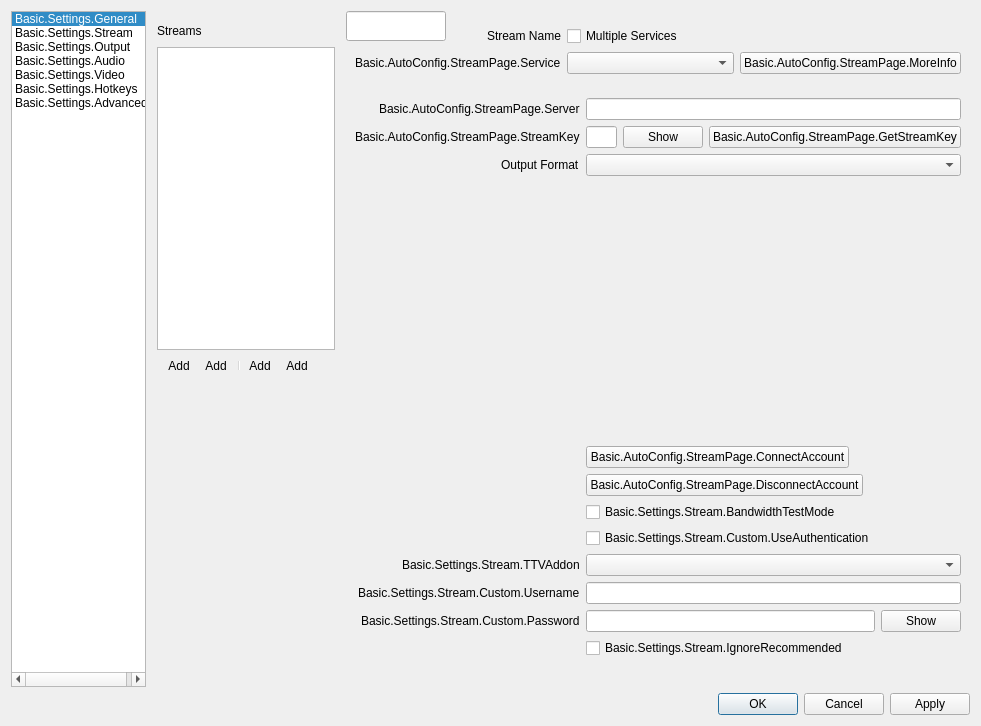
Above: UI/forms/OBSBasicSettings.ui from DDRBoxman/obs-studio before the change. Below: the same form after it.
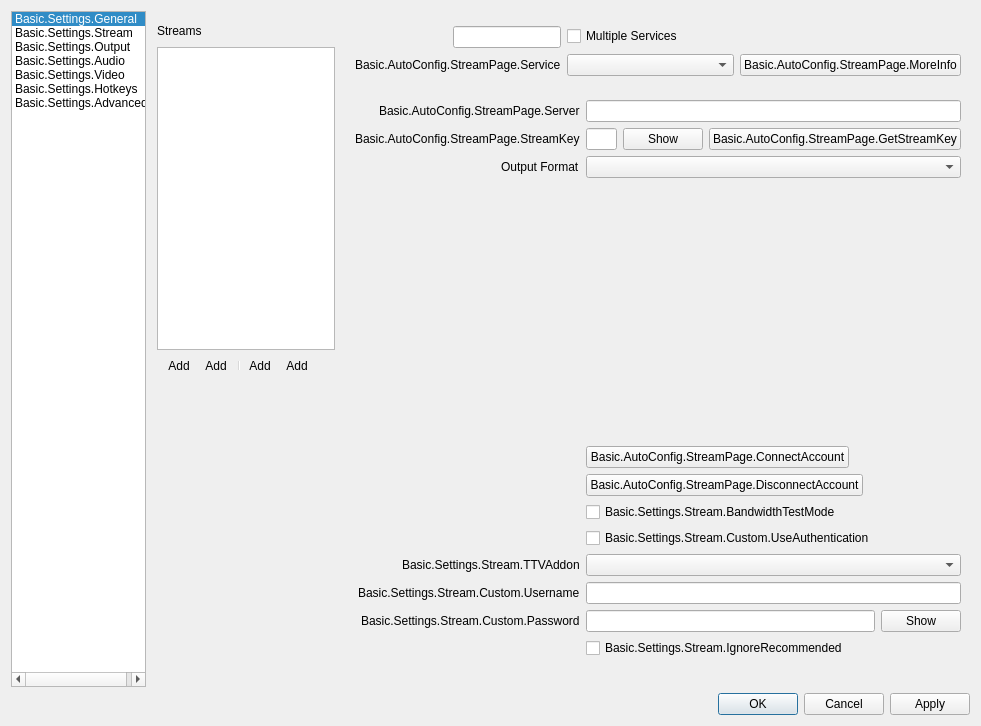
That is the form after the change. The open tabs and pages were chosen to show the change. Icons and pictures are not drawn. Custom widgets are drawn as their Qt base class.

Commit message: Hide Stream Name Labels

The edit to the form file:
```diff
--- a/UI/forms/OBSBasicSettings.ui
+++ b/UI/forms/OBSBasicSettings.ui
@@ -1013,16 +1013,6 @@
              </spacer>
             </item>
             <item row="3" column="0">
-             <widget class="QLabel" name="label_45">
-              <property name="text">
-               <string>Stream Name</string>
-              </property>
-              <property name="visible">
-               <bool>false</bool>
-              </property>              
-             </widget>
-            </item>
-            <item row="3" column="1">
              <widget class="QLineEdit" name="serviceNameInput">
               <property name="visible">
                <bool>false</bool>
```
Left out of the diff: 2 changed lines with no effect on the pictures. The commit also changes 1 other file.
